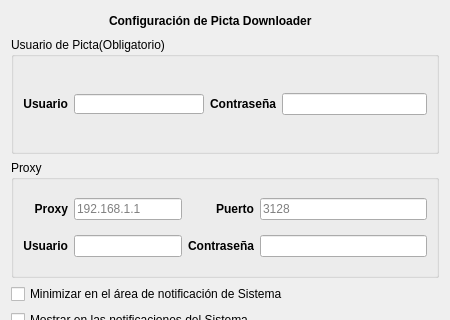
This is configuration.ui in oleksis/picta-dl-gui as Qt 5 draws it before an edit; both pictures show x 0 to 450 and y 0 to 320 of the 450 by 492 pixel window. The edited form follows.
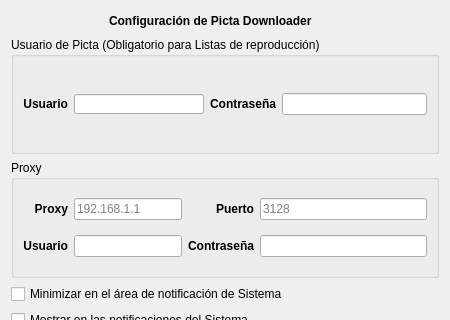
This is the edited form. Icons and pictures are not drawn.

Commit message: It is only necessary to configure Picta username and password for Playlist downloads

What changed in the file:
```diff
--- a/configuration.ui
+++ b/configuration.ui
@@ -72,7 +72,7 @@
    <item>
     <widget class="QGroupBox" name="groupBox">
      <property name="title">
-      <string>Usuario de Picta(Obligatorio)</string>
+      <string>Usuario de Picta (Obligatorio para Listas de reproducción)</string>
      </property>
      <layout class="QGridLayout" name="gridLayout_2">
       <item row="0" column="2">
```
The commit also changes 3 other files.
